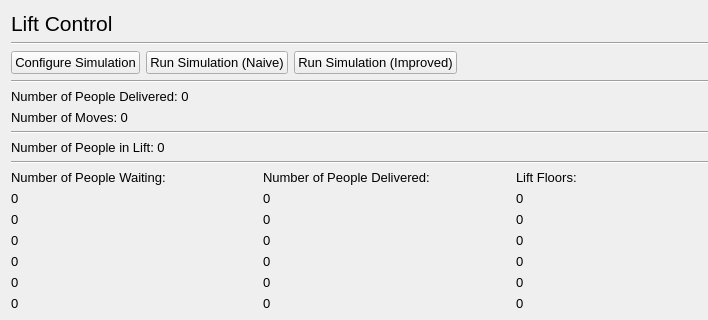
Qt form lift_control.ui (IsaacCheng9/lift-control-simulation) before a commit; both pictures show x 0 to 708 and y 0 to 320 of the 800 by 800 pixel window.
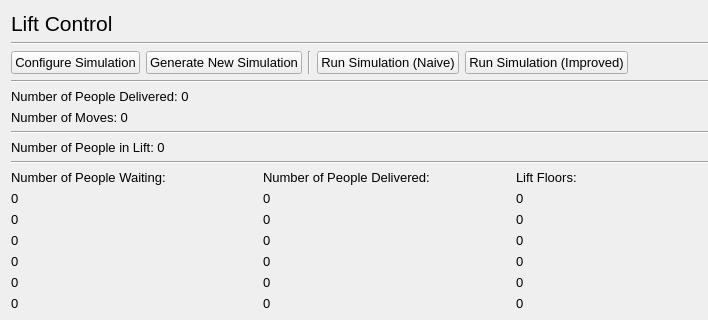
The same form after that commit.

Commit message: Added ability to generate new simulation with same config

Diff of the .ui file:
```diff
--- a/lift_control.ui
+++ b/lift_control.ui
@@ -60,6 +60,20 @@
          </property>
         </widget>
        </item>
+       <item>
+        <widget class="QPushButton" name="btn_generate_new_sim">
+         <property name="text">
+          <string>Generate New Simulation</string>
+         </property>
+        </widget>
+       </item>
+       <item>
+        <widget class="Line" name="vert_line_buttons">
+         <property name="orientation">
+          <enum>Qt::Vertical</enum>
+         </property>
+        </widget>
+       </item>
        <item alignment="Qt::AlignLeft">
         <widget class="QPushButton" name="btn_run_sim_naive">
          <property name="text">
```
The commit also changes 2 other files.
